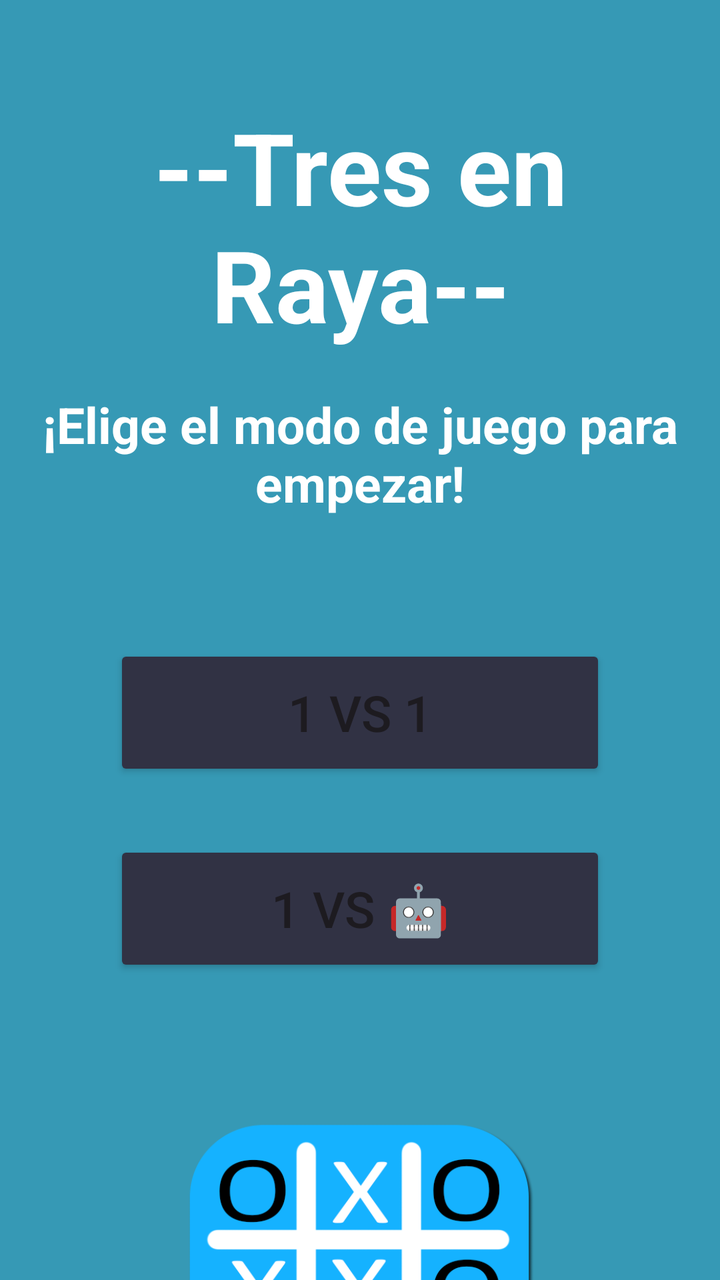
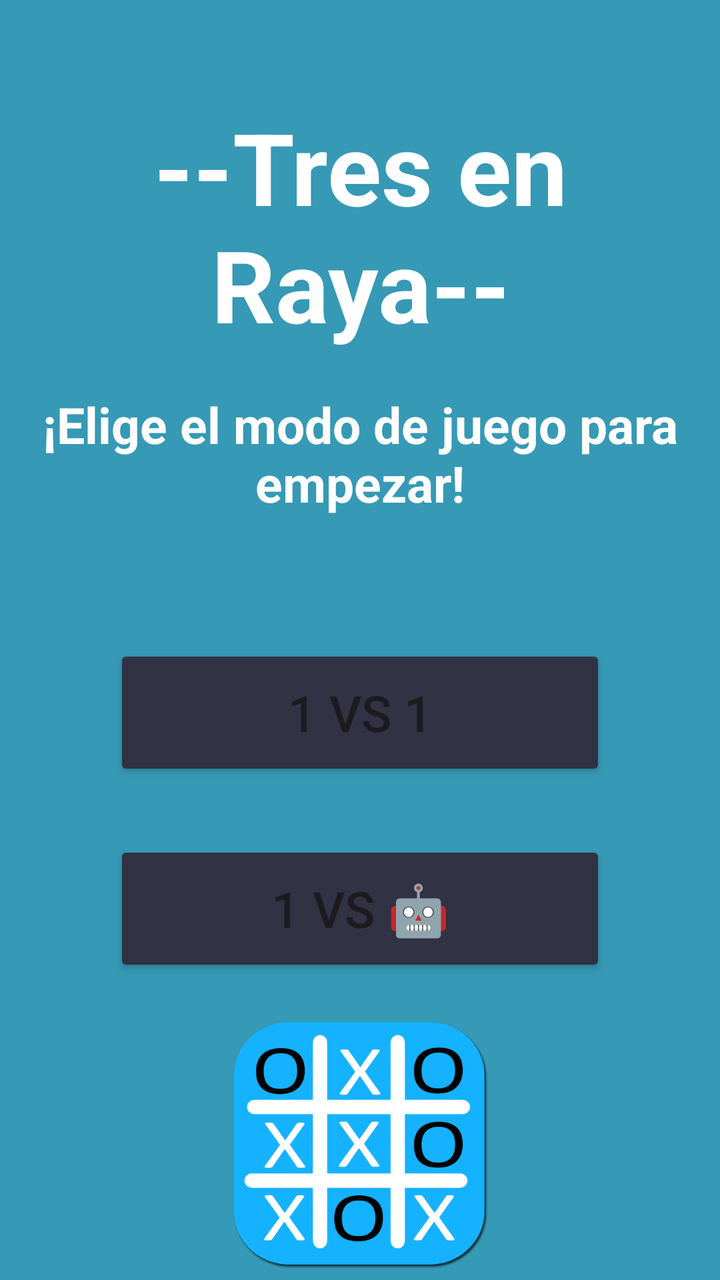

An Android layout rendered at two revisions. The XML below is the earlier revision; the diff shows what the commit changed to produce the second picture.
<!-- AndroidManifest.xml: application theme Theme.EstructurasGrupo_01 -->
<!-- res/layout/menu.xml -->
<?xml version="1.0" encoding="utf-8"?>
<androidx.constraintlayout.widget.ConstraintLayout
    xmlns:android="http://schemas.android.com/apk/res/android"
    xmlns:app="http://schemas.android.com/apk/res-auto"
    android:layout_width="match_parent"
    android:layout_height="match_parent"
    android:background="#3699B5">

    <TextView
        android:id="@+id/titulo"
        android:layout_width="match_parent"
        android:layout_height="wrap_content"
        android:gravity="center"
        android:text="--Tres en Raya--"
        android:textColor="#FFFFFF"
        android:textSize="50sp"
        android:textStyle="bold"
        android:layout_marginTop="50dp"
        app:layout_constraintTop_toTopOf="parent"
        app:layout_constraintStart_toStartOf="parent"
        app:layout_constraintEnd_toEndOf="parent" />

    <TextView
        android:id="@+id/subtitulo"
        android:layout_width="match_parent"
        android:layout_height="wrap_content"
        android:gravity="center"
        android:text="¡Elige el modo de juego para empezar!"
        android:textColor="#FFFFFF"
        android:textSize="25sp"
        android:textStyle="bold"
        android:layout_marginTop="20dp"
        app:layout_constraintTop_toBottomOf="@id/titulo"
        app:layout_constraintStart_toStartOf="parent"
        app:layout_constraintEnd_toEndOf="parent" />

    <LinearLayout
        android:id="@+id/opciones"
        android:layout_width="match_parent"
        android:layout_height="wrap_content"
        android:gravity="center"
        android:orientation="vertical"
        android:padding="24dp"
        android:layout_marginTop="25dp"
        app:layout_constraintTop_toBottomOf="@id/subtitulo"
        app:layout_constraintStart_toStartOf="parent"
        app:layout_constraintEnd_toEndOf="parent">

        <Button
            android:id="@+id/modo1vs1"
            android:layout_width="246dp"
            android:layout_height="68dp"
            android:layout_margin="15dp"
            android:backgroundTint="#313244"
            android:text="1 vs 1"
            android:textSize="25sp" />

        <Button
            android:id="@+id/modo1vsMaquina"
            android:layout_width="246dp"
            android:layout_height="68dp"
            android:layout_margin="15dp"
            android:backgroundTint="#313244"
            android:text="1 vs 🤖"
            android:textSize="25sp" />

    </LinearLayout>

    <ImageView
        android:layout_width="279dp"
        android:layout_height="176dp"
        android:src="@drawable/tres_en_raya"
        android:contentDescription="Tres en raya"
        android:layout_marginTop="30dp"
        app:layout_constraintTop_toBottomOf="@id/opciones"
        app:layout_constraintStart_toStartOf="parent"
        app:layout_constraintEnd_toEndOf="parent" />

</androidx.constraintlayout.widget.ConstraintLayout>
<!-- resources referenced by this layout -->
<resources>
  <!-- drawable tres_en_raya: png bitmap (drawable, 38118 bytes) -->
  <style name="Theme.EstructurasGrupo_01" parent="Base.Theme.EstructurasGrupo_01" />
  <style name="Base.Theme.EstructurasGrupo_01" parent="Theme.Material3.DayNight.NoActionBar">
          
          
      </style>
</resources>

<!-- the commit's change to res/layout/menu.xml (unified diff, before → after) -->
@@ -67,8 +67,9 @@
     </LinearLayout>
 
     <ImageView
-        android:layout_width="279dp"
-        android:layout_height="176dp"
+        android:layout_width="230dp"
+        android:layout_height="130dp"
+        android:translationY="-50dp"
         android:src="@drawable/tres_en_raya"
         android:contentDescription="Tres en raya"
         android:layout_marginTop="30dp"
